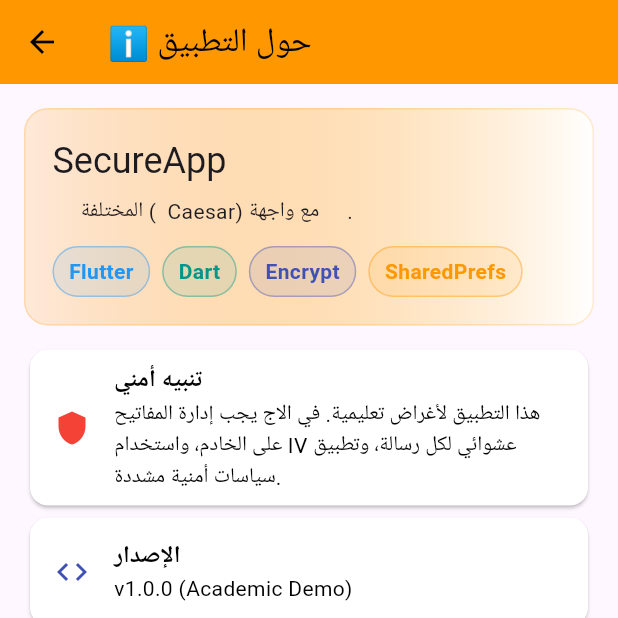
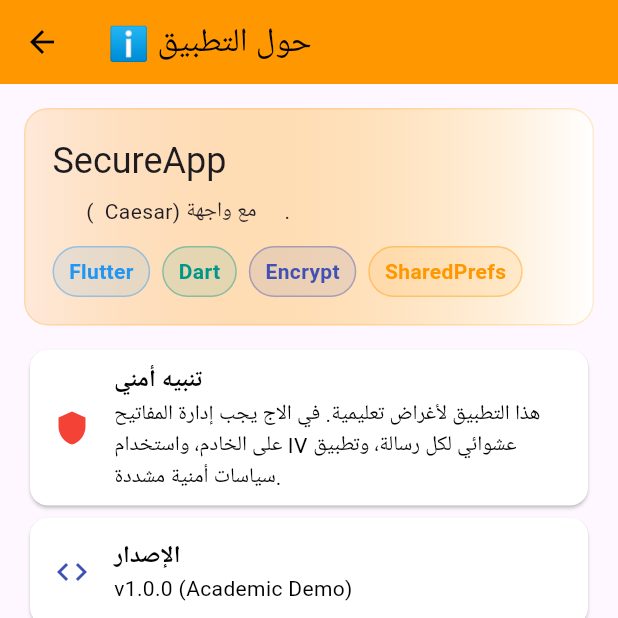
Before and after one commit to hashedalmaswi/my-project, a Flutter app: the AboutPage screen opened directly, on a phone screen of 412 x 824 dp, the top half of it. Run offline on Flutter 3.47's test engine with Material 3 defaults, Android fonts, the phone set to English and light mode, and no system bars; our stand-ins replace shared_preferences; missing offline and left inert: encrypt; accounts and stored records are empty.

```diff
--- a/lib/about_page.dart
+++ b/lib/about_page.dart
@@ -50,7 +50,7 @@ class AboutPage extends StatelessWidget {
                 Text('SecureApp', style: Theme.of(context).textTheme.headlineSmall),
                 const SizedBox(height: 8),
                 const Text(
-                  '     المختلفة (  Caesar) '
+                  '      (  Caesar) '
                       'مع واجهة     .',
                 ),
                 const SizedBox(height: 12),
```
